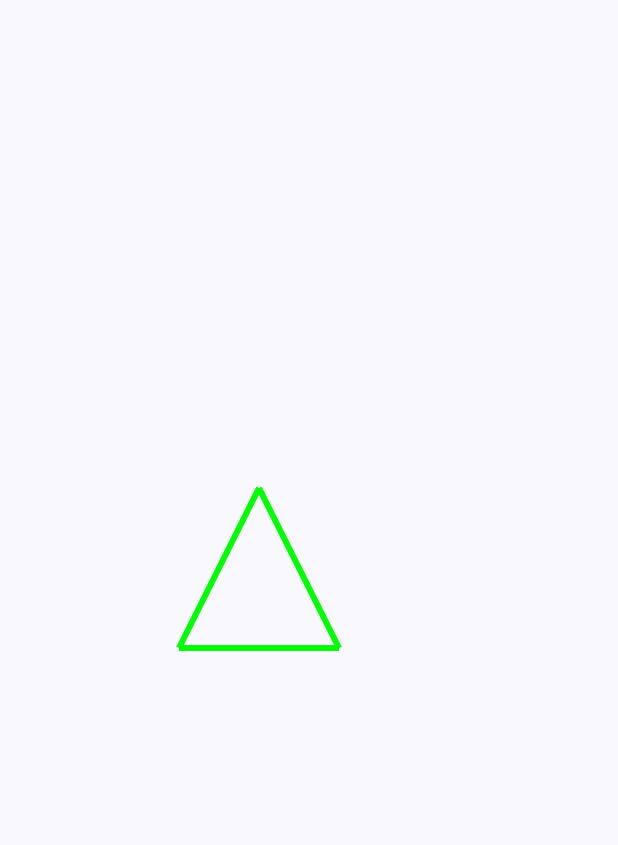
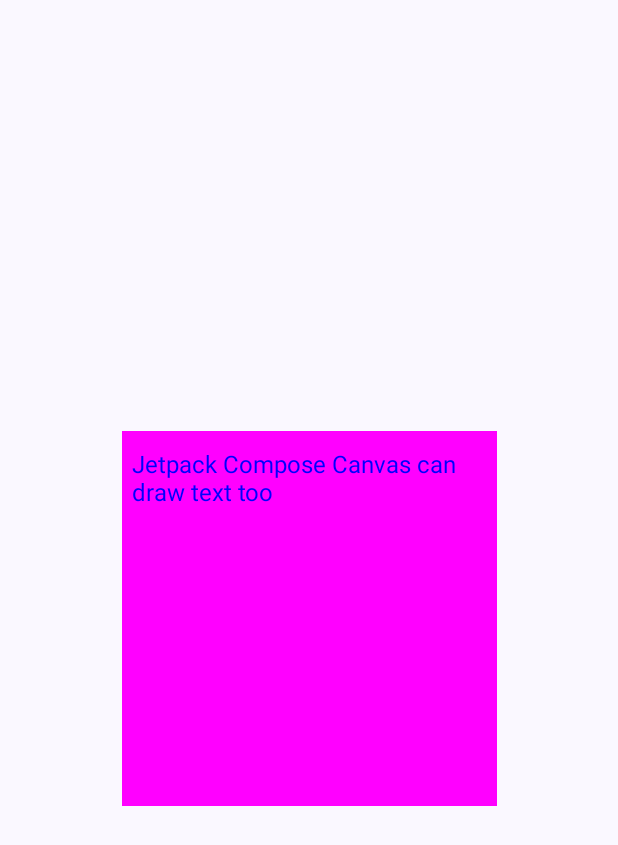
Before and after one commit to sandpaper-hub/JetpackComposeLearn, an Android app built with Jetpack Compose: the screen it shows after launch (MainActivity), on a phone screen of 412 x 824 dp. Shown: the top 845 px of the screen. Run offline under Robolectric (Android 15) with nearby library versions, the phone set to English and light mode, and no system bars; our stand-ins replace constraintlayout-compose.

Commit message:
DrawText Example

```diff
--- a/app/src/main/java/com/compose/jetpackcomposelearn/MainActivity.kt
+++ b/app/src/main/java/com/compose/jetpackcomposelearn/MainActivity.kt
@@ -13,6 +13,7 @@ import androidx.compose.ui.tooling.preview.Preview
 import com.compose.jetpackcomposelearn.canvas.DrawArcExample
 import com.compose.jetpackcomposelearn.canvas.DrawPathExample
 import com.compose.jetpackcomposelearn.canvas.DrawPointsExample
+import com.compose.jetpackcomposelearn.canvas.DrawTextExample
 import com.compose.jetpackcomposelearn.ui.theme.JetpackComposeLearnTheme
 
 class MainActivity : ComponentActivity() {
@@ -34,7 +35,7 @@ class MainActivity : ComponentActivity() {
 @Composable
 @Suppress("FunctionName")
 fun MainExample(modifier: Modifier = Modifier) {
-    DrawPointsExample(modifier)
+    DrawTextExample(modifier)
 }
 
 @Preview(name = "Galaxy S23 Plus", widthDp = 393, heightDp = 851)
--- /dev/null
+++ b/app/src/main/java/com/compose/jetpackcomposelearn/canvas/DrawText.kt
@@ -0,0 +1,46 @@
+package com.compose.jetpackcomposelearn.canvas
+
+import androidx.compose.foundation.Canvas
+import androidx.compose.foundation.background
+import androidx.compose.foundation.layout.fillMaxSize
+import androidx.compose.foundation.layout.size
+import androidx.compose.runtime.Composable
+import androidx.compose.ui.Modifier
+import androidx.compose.ui.geometry.Offset
+import androidx.compose.ui.geometry.Size
+import androidx.compose.ui.graphics.Color
+import androidx.compose.ui.text.TextStyle
+import androidx.compose.ui.text.drawText
+import androidx.compose.ui.text.rememberTextMeasurer
+import androidx.compose.ui.text.style.TextOverflow
+import androidx.compose.ui.unit.dp
+import androidx.compose.ui.unit.sp
+import androidx.constraintlayout.compose.ConstraintLayout
+
+@Composable
+@Suppress("FunctionName")
+fun DrawTextExample(modifier: Modifier) {
+    val textMeasurer = rememberTextMeasurer()
+
+    ConstraintLayout(modifier.then(Modifier.fillMaxSize())) {
+        val canvas = createRef()
+
+        Canvas(modifier = Modifier.size(250.dp)
+            .background(Color.Magenta)
+            .constrainAs(canvas) {
+            centerHorizontallyTo(parent)
+            centerVerticallyTo(parent)
+        }) {
+            drawText(
+                textMeasurer = textMeasurer,
+                text = "Jetpack Compose Canvas can draw text too",
+                topLeft = Offset(10f, 20f),
+                style = TextStyle(color = Color.Blue, fontSize = 16.sp),
+                size = Size(width = size.width - 20f, height = size.height),
+                softWrap = true,
+                maxLines = 3,
+                overflow = TextOverflow.Ellipsis
+            )
+        }
+    }
+}
```
